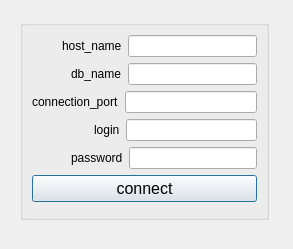
Above: connections.ui from achkas/Qt_task3 before the change. Below: the same form after it.
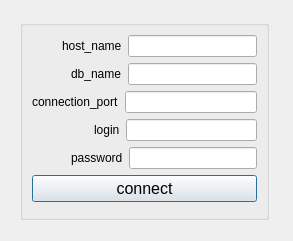
That is the form after the change.

Commit message: исправление 1

```diff
--- a/connections.ui
+++ b/connections.ui
@@ -7,7 +7,7 @@
     <x>0</x>
     <y>0</y>
     <width>293</width>
-    <height>249</height>
+    <height>241</height>
    </rect>
   </property>
   <property name="windowTitle">
```
The commit also changes 2 other files.
